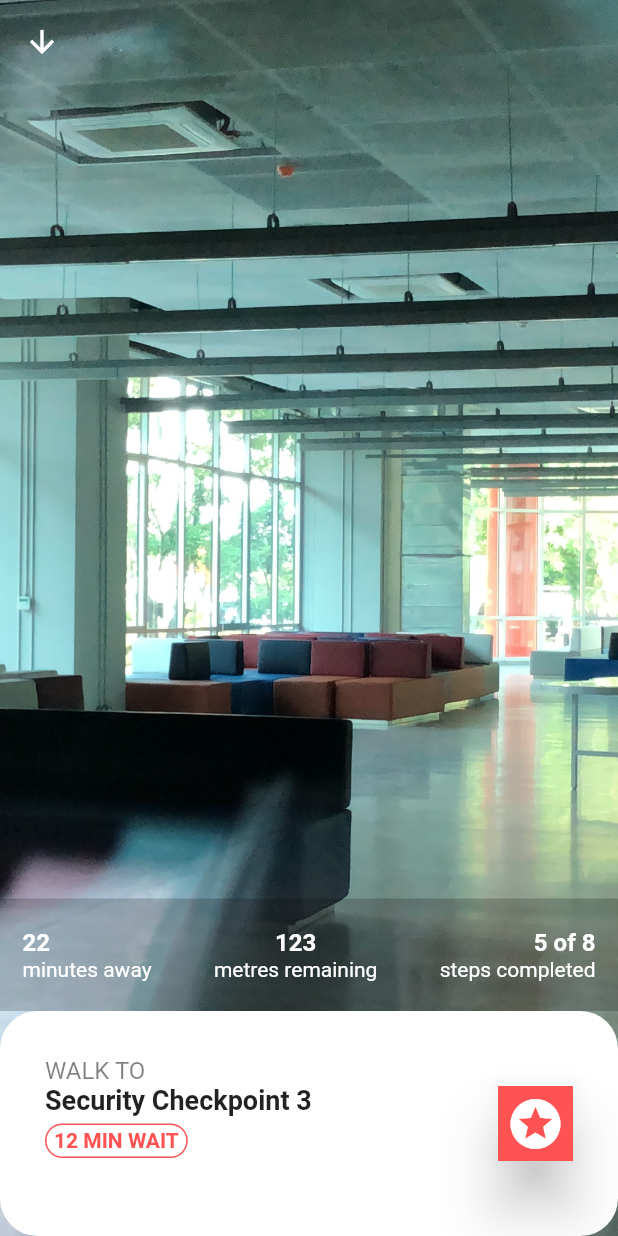
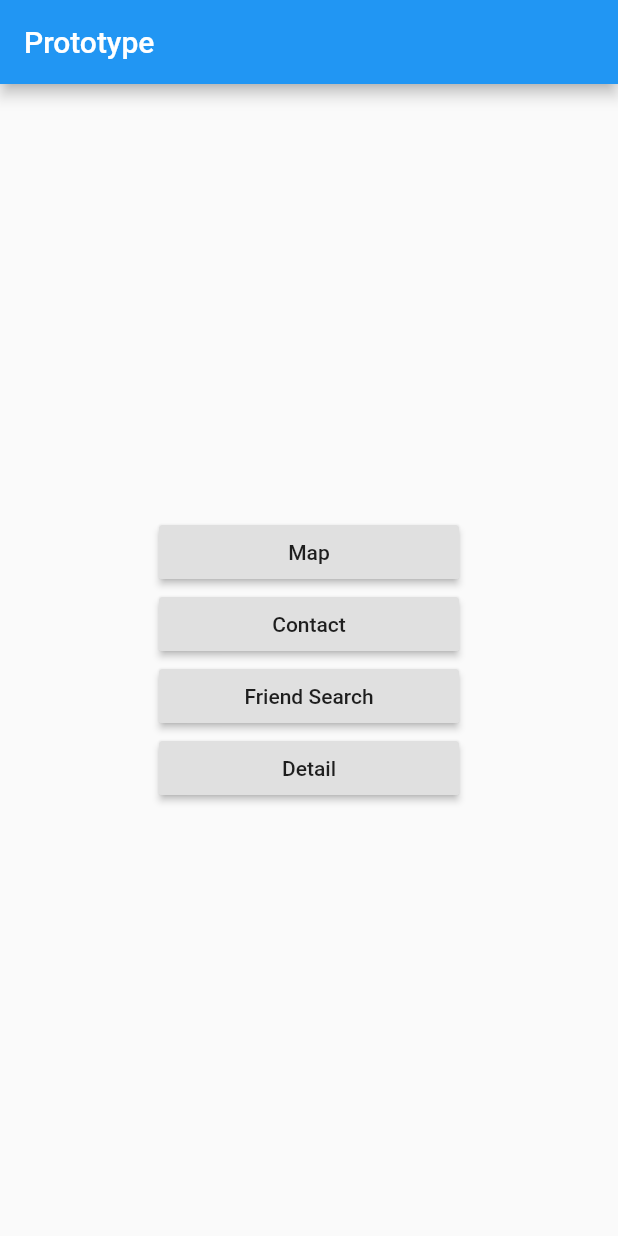
Before and after one commit to CS-DSI-Integrated-Project-2019/navi, a Flutter app: the Home screen opened directly, on a phone screen of 412 x 824 dp. Run offline on Flutter 3.47's test engine with Material 2 defaults, Android fonts, the phone set to English and light mode, and no system bars; our stand-ins replace dots_indicator.

Commit message:
[ADD] detail screen

```diff
--- a/lib/screens/home.dart
+++ b/lib/screens/home.dart
@@ -1,150 +1,72 @@
 import 'package:flutter/material.dart';
+import './map.dart';
+import './contact.dart';
+import './friend.dart';
+import './detail.dart';
 
-class Home extends StatefulWidget {
-  @override
-  _HomeState createState() => _HomeState();
-}
-
-class _HomeState extends State<Home> {
-  @override
+class Home extends StatelessWidget {
   Widget build(BuildContext context) {
-    return Stack(
+    return Scaffold(
+      appBar: AppBar(
+        title: Text('Prototype'),
+      ),
+      body: Container(
+        width: MediaQuery.of(context).size.width,
+        child: Column(
+          mainAxisAlignment: MainAxisAlignment.center,
+          crossAxisAlignment: CrossAxisAlignment.center,
           children: <Widget>[
-        Container(
-          decoration: BoxDecoration(
-            image: DecorationImage(
-              image: AssetImage("assets/images/home.jpg"),
-              fit: BoxFit.cover,
+            SizedBox(
+              width: 200.0,
+              child: RaisedButton(
+                child: Text('Map'),
+                onPressed: () {
+                  Navigator.push(
+                    context,
+                    MaterialPageRoute(builder: (context) => Map()),
+                  );
+                },
               ),
             ),
-        ),
-        Scaffold(
-          backgroundColor: Colors.transparent,
-          appBar: AppBar(
-            backgroundColor: Colors.transparent,
-            elevation: 0.0,
-            leading: GestureDetector(
-              onTap: () {
-                print("test");
+            SizedBox(
+              width: 200.0,
+              child: RaisedButton(
+                child: Text('Contact'),
+                onPressed: () {
+                  Navigator.push(
+                    context,
+                    MaterialPageRoute(builder: (context) => Contact()),
+                  );
                 },
-              child: Icon(
-                Icons.arrow_downward,
-                color: Colors.white, // add custom icons also
               ),
             ),
-          ),
-          body: Column(
-            mainAxisAlignment: MainAxisAlignment.end,
-            crossAxisAlignment: CrossAxisAlignment.stretch,
-            children: <Widget>[
-              Container(
-                padding: EdgeInsets.all(15.0),
-                width: double.infinity,
-                height: 75.0,
-                color: Color.fromRGBO(0, 0, 0, .2),
-                child: Row(
-                  mainAxisAlignment: MainAxisAlignment.spaceBetween,
-                  children: <Widget>[
-                    _infoColumn(22, "minutes away", CrossAxisAlignment.start),
-                    _infoColumn(
-                        123, "metres remaining", CrossAxisAlignment.center),
-                    _infoColumn(
-                        5, "steps completed", CrossAxisAlignment.end, 8),
-                  ],
+            SizedBox(
+              width: 200.0,
+              child: RaisedButton(
+                child: Text('Friend Search'),
+                onPressed: () {
+                  Navigator.push(
+                    context,
+                    MaterialPageRoute(builder: (context) => Friend()),
+                  );
+                },
               ),
             ),
-              Container(
-                width: 100.0,
-                height: 150.0,
-                padding: EdgeInsets.all(30),
-                decoration: BoxDecoration(
-                  color: Colors.white,
-                  shape: BoxShape.rectangle,
-                  borderRadius: BorderRadius.circular(25.0),
-                ),
-                child: Row(
-                  children: <Widget>[
-                    Expanded(
-                      child: Column(
-                        crossAxisAlignment: CrossAxisAlignment.start,
-                        children: <Widget>[
-                          Text(
-                            "WALK TO",
-                            style: TextStyle(
-                              color: Color.fromRGBO(
-                                0,
-                                0,
-                                0,
-                                .5,
-                              ),
-                              fontSize: (16),
-                            ),
-                          ),
-                          Text(
-                            "Security Checkpoint 3",
-                            style: TextStyle(
-                                fontSize: (18), fontWeight: (FontWeight.bold)),
-                          ),
-                          Container(
-                            margin: EdgeInsets.only(top: 5.0),
-                            padding: EdgeInsets.only(
-                                left: 5.0, top: 2.5, right: 5.0, bottom: 2.5),
-                            child: Text(
-                              "12 MIN WAIT",
-                              style: TextStyle(
-                                  color: Colors.redAccent,
-                                  fontWeight: FontWeight.bold),
-                            ),
-                            decoration: BoxDecoration(
-                              color: Colors.white,
-                              shape: BoxShape.rectangle,
-                              borderRadius: BorderRadius.circular(25.0),
-                              border: Border.all(color: Colors.redAccent),
+            SizedBox(
+              width: 200.0,
+              child: RaisedButton(
+                child: Text('Detail'),
+                onPressed: () {
+                  Navigator.push(
+                    context,
+                    MaterialPageRoute(builder: (context) => Detail()),
+                  );
+                },
               ),
             ),
           ],
         ),
       ),
-                    Material(
-                      elevation: 16.0,
-                      child: Container(
-                        padding: EdgeInsets.all(5.0),
-                        color: Colors.redAccent,
-                        child: Icon(
-                          Icons.stars,
-                          size: 40.0,
-                          color: Colors.white,
-                        ),
-                      ),
-                    ),
-                  ],
-                ),
-              ),
-            ],
-          ),
-        ),
-      ],
-    );
-  }
-
-  Column _infoColumn(
-      int number, String description, CrossAxisAlignment alignment,
-      [int maxNumber]) {
-    return Column(
-      mainAxisSize: MainAxisSize.min,
-      mainAxisAlignment: MainAxisAlignment.center,
-      crossAxisAlignment: alignment,
-      children: <Widget>[
-        Text(
-          (maxNumber != null ? "$number of $maxNumber" : number.toString()),
-          style: TextStyle(
-              color: Colors.white, fontSize: 16.0, fontWeight: FontWeight.bold),
-        ),
-        Text(
-          description,
-          style: TextStyle(color: Colors.white),
-        ),
-      ],
     );
   }
 }
--- a/pubspec.yaml
+++ b/pubspec.yaml
@@ -43,9 +43,12 @@ flutter:
 
   # To add assets to your application, add an assets section, like this:
   assets:
-  - assets/images/home.jpg
+  - assets/images/map.jpg
   - assets/images/contact.jpg
   - assets/images/kmutt_map.jpg
+  - assets/images/detail.jpg
+  - assets/images/detail_map.jpg
+  - assets/images/detail_lx-preview.jpg
   #  - images/a_dot_ham.jpeg
 
   # An image asset can refer to one or more resolution-specific "variants", see
```
Also changed, not shown: lib/main.dart (+5 -3 lines), lib/screens/detail.dart (added, +277 -0 lines), lib/screens/friend.dart (+6 -3 lines), lib/screens/map.dart (added, +150 -0 lines), assets/images/detail.jpg (added), assets/images/detail_lx-preview.jpg (added), assets/images/detail_map.jpg (added), assets/images/home2.jpg (deleted), assets/images/map.jpg (renamed from assets/images/home.jpg). Lines whose indentation alone changed are shown as unchanged.
